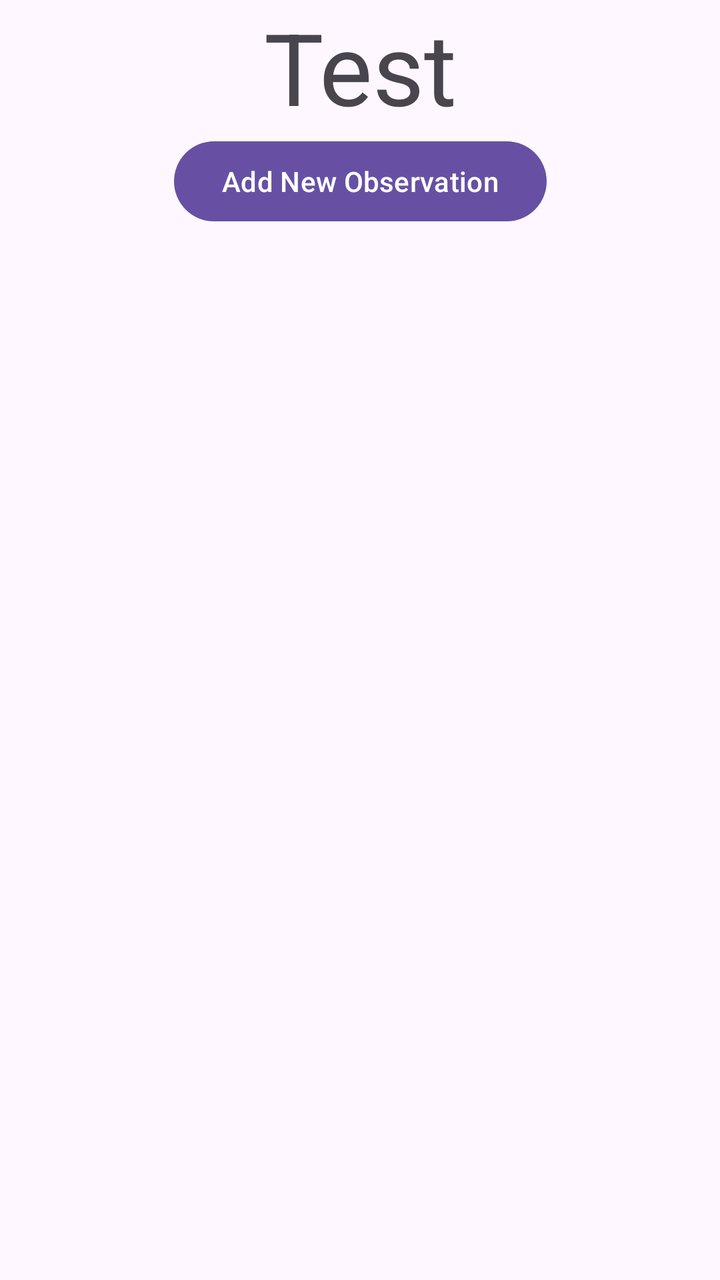
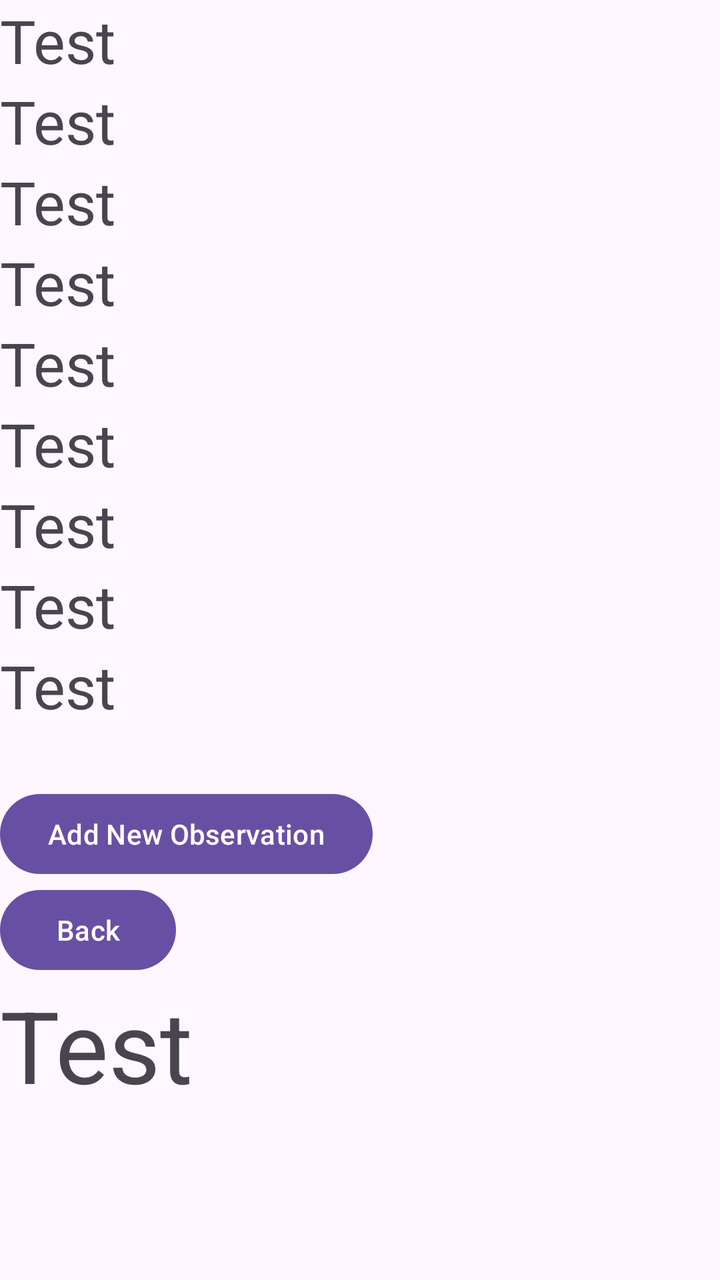

Before-and-after screenshots of an Android layout around one commit, followed by the original layout XML and the change that was made.
<!-- AndroidManifest.xml: application theme Theme.MHIke -->
<!-- res/layout/activity_observation_list.xml -->
<?xml version="1.0" encoding="utf-8"?>
<androidx.constraintlayout.widget.ConstraintLayout xmlns:android="http://schemas.android.com/apk/res/android"
    xmlns:app="http://schemas.android.com/apk/res-auto"
    xmlns:tools="http://schemas.android.com/tools"
    android:layout_width="match_parent"
    android:layout_height="match_parent"
    tools:context=".ObservationListActivity">

    <Button
        android:id="@+id/btn_AddNewObservation"
        android:layout_width="wrap_content"
        android:layout_height="wrap_content"

        android:text="Add New Observation"


        app:layout_constraintEnd_toEndOf="parent"
        app:layout_constraintStart_toStartOf="parent"
        app:layout_constraintTop_toBottomOf="@+id/txt_NoRecord" />


    <TextView
        android:id="@+id/txt_NoRecord"
        android:layout_width="wrap_content"
        android:layout_height="wrap_content"
        android:gravity="center"
        android:text="Test"
        android:textSize="50sp"
        android:visibility="visible"

        app:layout_constraintEnd_toEndOf="parent"
        app:layout_constraintStart_toStartOf="parent" />


    <androidx.recyclerview.widget.RecyclerView
        android:id="@+id/rec_ObservationList"
        android:layout_width="match_parent"
        android:layout_height="match_parent"
        android:layout_marginTop="50dp"

        />


</androidx.constraintlayout.widget.ConstraintLayout>
<!-- resources referenced by this layout -->
<resources>
  <style name="Theme.MHIke" parent="Base.Theme.MHIke" />
  <style name="Base.Theme.MHIke" parent="Theme.Material3.DayNight.NoActionBar">
          
          
      </style>
</resources>

<!-- the commit's change to res/layout/activity_observation_list.xml (unified diff, before → after) -->
@@ -5,18 +5,134 @@
     android:layout_width="match_parent"
     android:layout_height="match_parent"
     tools:context=".ObservationListActivity">
+<LinearLayout
+    android:layout_width="match_parent"
+    android:layout_height="match_parent"
+    android:orientation="vertical"
 
-    <Button
-        android:id="@+id/btn_AddNewObservation"
+    >
+
+    
+
+
+
+
+    <TextView
+        android:id="@+id/lbl_Name1"
+        android:textSize="30sp"
+        android:text="Test"
         android:layout_width="wrap_content"
         android:layout_height="wrap_content"
 
-        android:text="Add New Observation"
+        />
+
+    <TextView
+        android:id="@+id/lbl_Id1"
+        android:textSize="30sp"
+        android:text="Test"
+        android:layout_width="wrap_content"
+        android:layout_height="wrap_content"
+
+        />
 
 
-        app:layout_constraintEnd_toEndOf="parent"
-        app:layout_constraintStart_toStartOf="parent"
-        app:layout_constraintTop_toBottomOf="@+id/txt_NoRecord" />
+
+    <TextView
+        android:id="@+id/lbl_Location1"
+        android:textSize="30sp"
+        android:text="Test"
+        android:layout_width="wrap_content"
+        android:layout_height="wrap_content"
+
+        />
+
+    <TextView
+        android:id="@+id/lbl_Date1"
+        android:textSize="30sp"
+        android:text="Test"
+        android:layout_width="wrap_content"
+        android:layout_height="wrap_content"
+
+        />
+
+    <TextView
+        android:id="@+id/lbl_Parking1"
+        android:textSize="30sp"
+        android:text="Test"
+        android:layout_width="wrap_content"
+        android:layout_height="wrap_content"
+
+        />
+
+    <TextView
+        android:id="@+id/lbl_Length1"
+        android:textSize="30sp"
+        android:text="Test"
+        android:layout_width="wrap_content"
+        android:layout_height="wrap_content"
+
+        />
+
+    <TextView
+        android:id="@+id/lbl_difficulty1"
+        android:textSize="30sp"
+        android:text="Test"
+        android:layout_width="wrap_content"
+        android:layout_height="wrap_content"
+
+        />
+
+    <TextView
+        android:id="@+id/lbl_diff1"
+        android:textSize="30sp"
+        android:text="Test"
+        android:layout_width="wrap_content"
+        android:layout_height="wrap_content"
+
+        />
+
+    <TextView
+        android:id="@+id/lbl_Description1"
+        android:textSize="30sp"
+        android:text="Test"
+        android:layout_width="wrap_content"
+        android:layout_height="wrap_content"
+
+        />
+
+    
+
+    <LinearLayout
+        android:layout_width="match_parent"
+        android:layout_height="wrap_content"
+        android:orientation="vertical"
+        android:layout_marginTop="30dp"
+        >
+        <Button
+            android:id="@+id/btn_AddNewObservation"
+            android:layout_width="wrap_content"
+            android:layout_height="wrap_content"
+            android:text="Add New Observation"
+
+
+            app:layout_constraintEnd_toEndOf="parent"
+            app:layout_constraintStart_toEndOf="@+id/btn_Back"
+            tools:layout_editor_absoluteY="50dp" />
+
+        <Button
+            android:id="@+id/btn_Back"
+            android:layout_width="wrap_content"
+            android:layout_height="wrap_content"
+
+            android:text="Back"
+
+
+            app:layout_constraintEnd_toStartOf="@+id/btn_AddNewObservation"
+            app:layout_constraintStart_toStartOf="parent"
+            tools:layout_editor_absoluteY="50dp" />
+
+    </LinearLayout>
+
 
 
     <TextView
@@ -29,7 +145,8 @@
         android:visibility="visible"
 
         app:layout_constraintEnd_toEndOf="parent"
-        app:layout_constraintStart_toStartOf="parent" />
+        app:layout_constraintStart_toStartOf="parent"
+        app:layout_constraintTop_toTopOf="@+id/rec_ObservationList" />
 
 
     <androidx.recyclerview.widget.RecyclerView
@@ -40,5 +157,8 @@
 
         />
 
+</LinearLayout>
+
+
 
 </androidx.constraintlayout.widget.ConstraintLayout>
